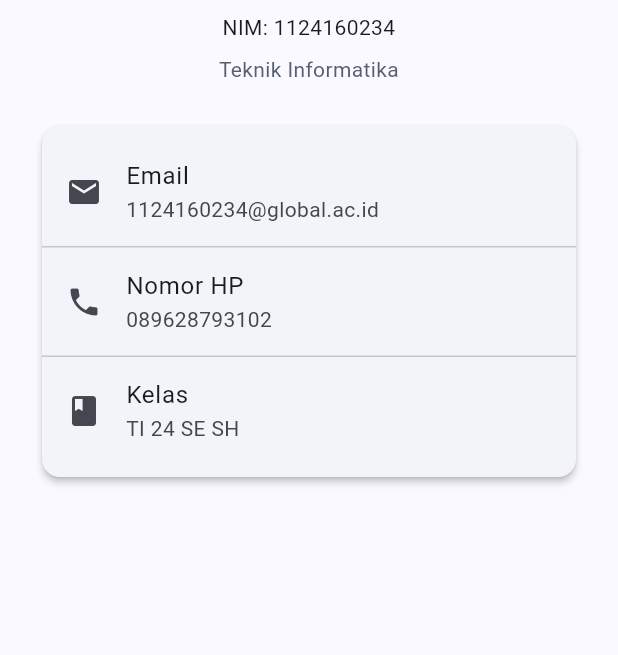
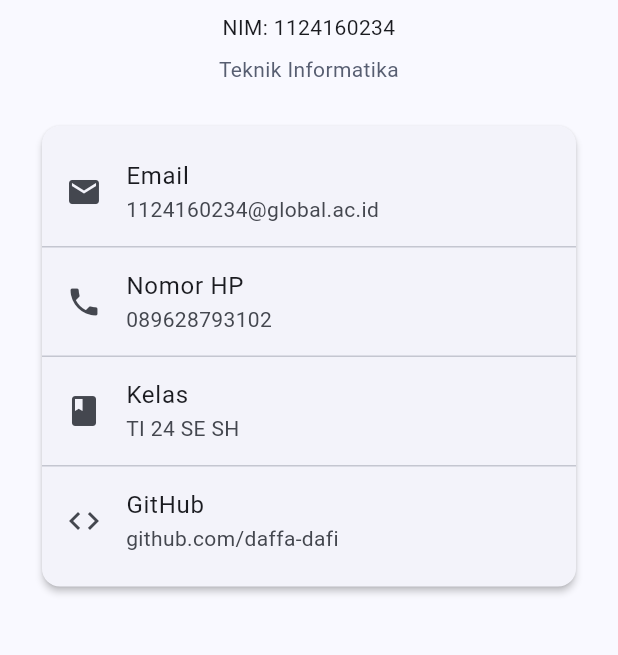
Before and after one commit to daffa-dafi/uts-pml-1124160234, a Flutter app: the screen it shows after launch, on a phone screen of 412 x 824 dp, the part 342-997 px from its top. Run offline on Flutter 3.47's test engine with Material 3 defaults, Android fonts, the phone set to English and light mode, and no system bars.

```diff
--- a/soal1_live_coding/lib/main.dart
+++ b/soal1_live_coding/lib/main.dart
@@ -138,6 +138,12 @@ class ProfilePage extends StatelessWidget {
                           label: 'Kelas',
                           value: 'TI 24 SE SH',
                         ),
+                        Divider(height: 1),
+                        InfoTile(
+                          icon: Icons.code,
+                          label: 'GitHub',
+                          value: 'github.com/daffa-dafi',
+                        ),
                       ],
                     ),
                   ),
```
